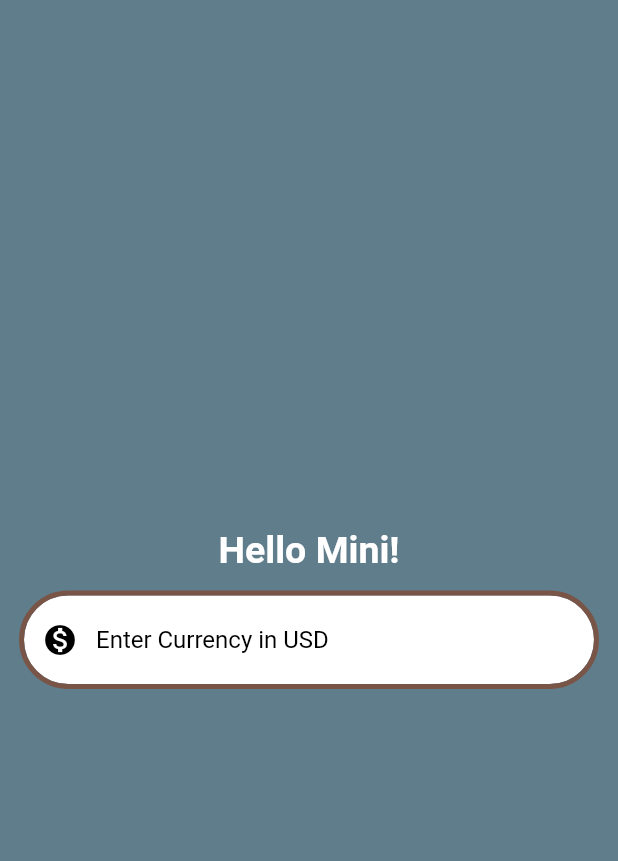
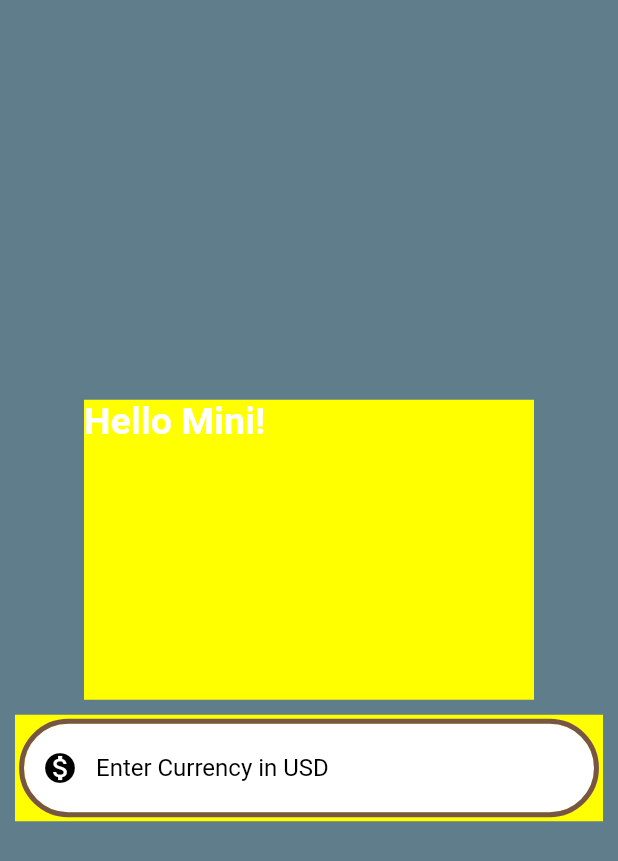
Before and after one commit to sxmbaka/currency_converter, a Flutter app: the screen it shows after launch, on a phone screen of 412 x 824 dp. Shown: the top 861 px of the screen. Run offline on Flutter 3.47's test engine with Material 2 defaults, Android fonts, the phone set to English and light mode, and no system bars.

Commit message:
update currency_converter_material_page.dart

```diff
--- a/lib/currency_converter_material_page.dart
+++ b/lib/currency_converter_material_page.dart
@@ -23,17 +23,23 @@ class CurrencyConverterMaterialPage extends StatelessWidget {
           child: Column(
             mainAxisAlignment: MainAxisAlignment.center,
             children: [
-              const Text(
-                'Hello Mini!',
-                style: TextStyle(
-                  color: Color.fromARGB(255, 255, 255, 255),
-                  fontSize: 25,
-                  fontWeight: FontWeight.bold,
+              Container(
+                color: Colors.yellowAccent,
+                height: 200,
+                width: 300,
+                child: const Text(
+                  'Hello Mini!',
+                  style: TextStyle(
+                    color: Color.fromARGB(255, 255, 255, 255),
+                    fontSize: 25,
+                    fontWeight: FontWeight.bold,
+                  ),
                 ),
               ),
               Container(
                 margin: const EdgeInsets.all(10),
                 padding: const EdgeInsets.all(6),
+                color: Colors.yellowAccent,
                 child: const TextField(
                   style: TextStyle(
                     color: Color.fromARGB(255, 0, 0, 0),
```
